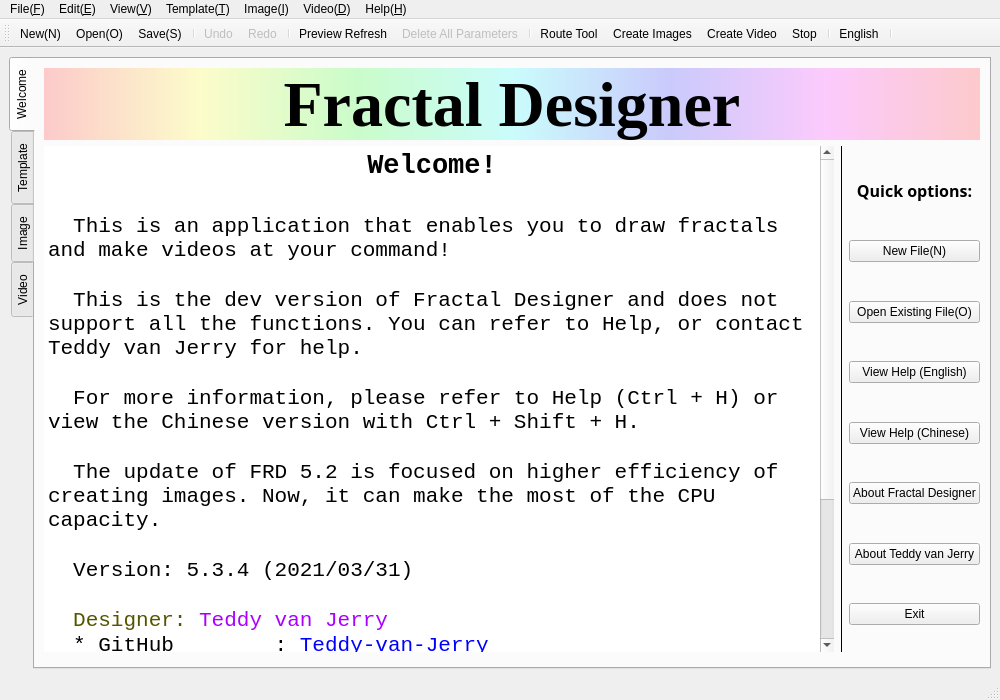
Teddy-van-Jerry/Fractal_Designer, file mainwindow.ui: the form before one commit.
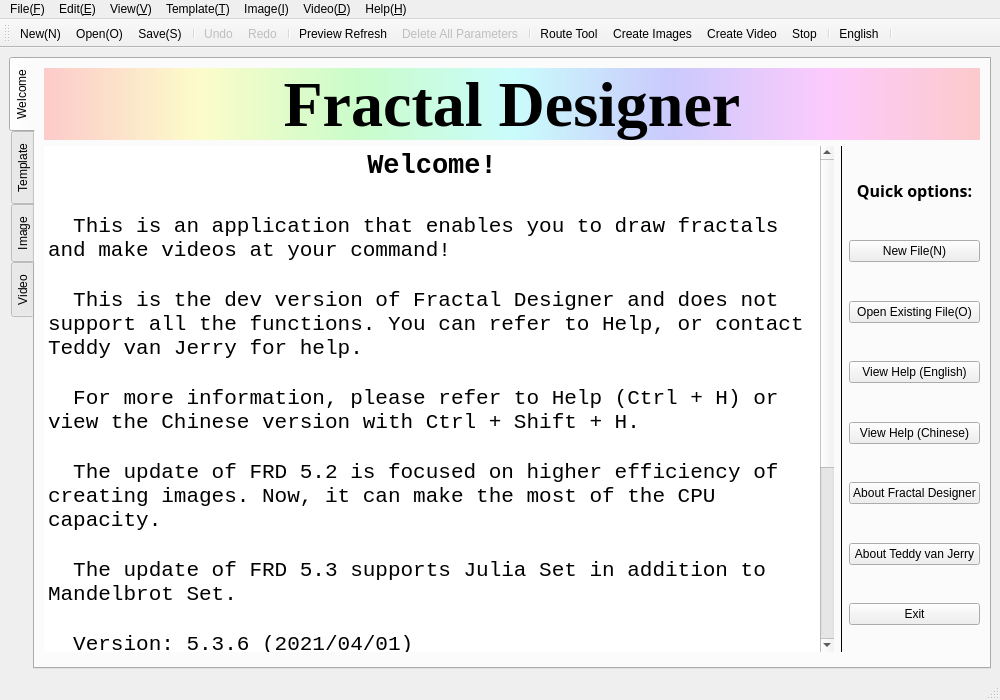
The form after the commit. Icons and pictures are not drawn.

The edit to the form file:
```diff
--- a/mainwindow.ui
+++ b/mainwindow.ui
@@ -110,7 +110,9 @@
 &lt;p style=&quot;-qt-paragraph-type:empty; margin-top:0px; margin-bottom:0px; margin-left:0px; margin-right:0px; -qt-block-indent:0; text-indent:0px; font-size:16pt;&quot;&gt;&lt;br /&gt;&lt;/p&gt;
 &lt;p style=&quot; margin-top:0px; margin-bottom:0px; margin-left:0px; margin-right:0px; -qt-block-indent:0; text-indent:0px;&quot;&gt;&lt;span style=&quot; font-size:16pt;&quot;&gt;  The update of FRD 5.2 is focused on higher efficiency of creating images. Now, it can make the most of the CPU capacity.&lt;/span&gt;&lt;/p&gt;
 &lt;p style=&quot;-qt-paragraph-type:empty; margin-top:0px; margin-bottom:0px; margin-left:0px; margin-right:0px; -qt-block-indent:0; text-indent:0px; font-size:16pt;&quot;&gt;&lt;br /&gt;&lt;/p&gt;
-&lt;p style=&quot; margin-top:0px; margin-bottom:0px; margin-left:0px; margin-right:0px; -qt-block-indent:0; text-indent:0px;&quot;&gt;&lt;span style=&quot; font-size:16pt;&quot;&gt;  Version: 5.3.4 (2021/03/31)&lt;/span&gt;&lt;/p&gt;
+&lt;p style=&quot; margin-top:0px; margin-bottom:0px; margin-left:0px; margin-right:0px; -qt-block-indent:0; text-indent:0px;&quot;&gt;&lt;span style=&quot; font-size:16pt;&quot;&gt;  The update of FRD 5.3 supports Julia Set in addition to Mandelbrot Set.&lt;/span&gt;&lt;/p&gt;
+&lt;p style=&quot;-qt-paragraph-type:empty; margin-top:0px; margin-bottom:0px; margin-left:0px; margin-right:0px; -qt-block-indent:0; text-indent:0px; font-size:16pt;&quot;&gt;&lt;br /&gt;&lt;/p&gt;
+&lt;p style=&quot; margin-top:0px; margin-bottom:0px; margin-left:0px; margin-right:0px; -qt-block-indent:0; text-indent:0px;&quot;&gt;&lt;span style=&quot; font-size:16pt;&quot;&gt;  Version: 5.3.6 (2021/04/01)&lt;/span&gt;&lt;/p&gt;
 &lt;p style=&quot;-qt-paragraph-type:empty; margin-top:0px; margin-bottom:0px; margin-left:0px; margin-right:0px; -qt-block-indent:0; text-indent:0px; font-size:16pt;&quot;&gt;&lt;br /&gt;&lt;/p&gt;
 &lt;p style=&quot; margin-top:0px; margin-bottom:0px; margin-left:0px; margin-right:0px; -qt-block-indent:0; text-indent:0px;&quot;&gt;&lt;span style=&quot; font-size:16pt;&quot;&gt;  &lt;/span&gt;&lt;span style=&quot; font-size:16pt; color:#555500;&quot;&gt;Designer: &lt;/span&gt;&lt;span style=&quot; font-size:16pt; color:#aa00ff;&quot;&gt;Teddy van Jerry&lt;/span&gt;&lt;/p&gt;
 &lt;p style=&quot; margin-top:0px; margin-bottom:0px; margin-left:0px; margin-right:0px; -qt-block-indent:0; text-indent:0px;&quot;&gt;&lt;span style=&quot; font-size:16pt; color:#aa00ff;&quot;&gt;  &lt;/span&gt;&lt;span style=&quot; font-size:16pt; color:#000000;&quot;&gt;* GitHub        : &lt;/span&gt;&lt;a href=&quot;https://github.com/Teddy-van-Jerry&quot;&gt;&lt;span style=&quot; font-size:16pt; text-decoration: underline; color:#0000ff;&quot;&gt;Teddy-van-Jerry&lt;/span&gt;&lt;/a&gt;&lt;/p&gt;
```
Left out of the diff: 18 changed lines with no effect on the pictures.
